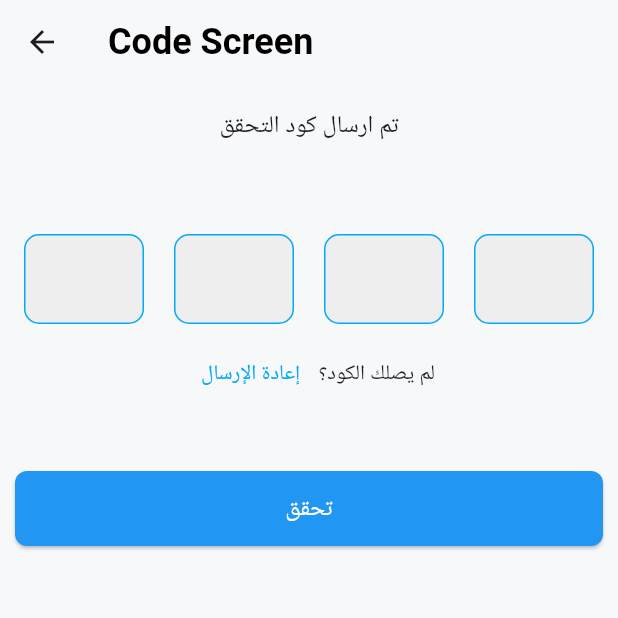
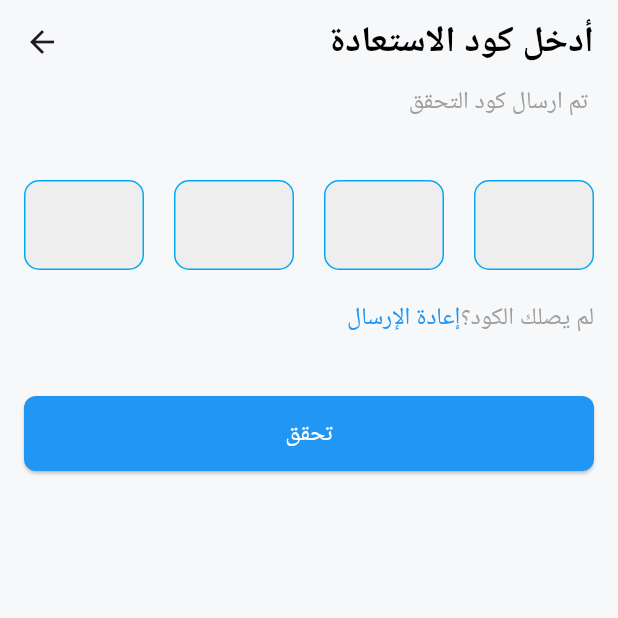
Before and after one commit to Makaruos-Emad/Login-System-UI, a Flutter app: the CodeScreen screen opened directly, on a phone screen of 412 x 824 dp, the top half of it. Run offline on Flutter 3.47's test engine with Material 3 defaults, Android fonts, the light colour scheme and no system bars; drawn by our look-alikes of pinput; our stand-ins replace google_fonts.

Commit message:
refactor code screen

```diff
--- a/lib/screens/code_screen.dart
+++ b/lib/screens/code_screen.dart
@@ -1,6 +1,8 @@
 import 'package:flutter/material.dart';
+import 'package:login_system/core/theme/app_text_style.dart';
 import 'package:login_system/core/widgets/custom_button.dart';
 import 'package:login_system/core/widgets/pin_put.dart';
+import 'package:login_system/screens/new_password_screen.dart';
 
 class BodyEnterCodeScreen extends StatefulWidget {
   const BodyEnterCodeScreen({super.key});
@@ -20,20 +22,15 @@ class _BodyEnterCodeScreenState extends State<BodyEnterCodeScreen> {
         FocusScope.of(context).unfocus();
       },
       child: Padding(
-        padding: const EdgeInsets.symmetric(horizontal: 10, vertical: 16),
+        padding: const EdgeInsets.symmetric(horizontal: 16),
         child: Form(
           key: fromKey,
           child: Column(
+            crossAxisAlignment: CrossAxisAlignment.end,
             textDirection: TextDirection.ltr,
             children: [
-              Center(
-                child: Text(
-                  "تم ارسال كود التحقق ",
-                  style: TextStyle(fontSize: 16),
-                  textAlign: TextAlign.center,
-                ),
-              ),
-              SizedBox(height: 60),
+              Text("تم ارسال كود التحقق ", style: AppTextStyle.regular16Grey),
+              SizedBox(height: 40),
               Directionality(
                 textDirection: TextDirection.ltr,
                 child: CustomPinPut(
@@ -42,25 +39,33 @@ class _BodyEnterCodeScreenState extends State<BodyEnterCodeScreen> {
                   },
                 ),
               ),
-              SizedBox(height: 10),
-
+              SizedBox(height: 20),
               Row(
-                mainAxisAlignment: MainAxisAlignment.center,
+                mainAxisAlignment: MainAxisAlignment.end,
                 children: [
-                  TextButton(
-                    onPressed: () {},
+                  GestureDetector(
+                    onTap: () {},
                     child: Text(
                       "إعادة الإرسال",
-                      style: TextStyle(color: Colors.lightBlue),
+                      style: AppTextStyle.regular16Blue,
                     ),
                   ),
-                  Text("لم يصلك الكود؟"),
+                  Text("لم يصلك الكود؟", style: AppTextStyle.regular16Grey),
                 ],
               ),
-
               SizedBox(height: 40),
-
-              CustomButton(text: "تحقق", onPressed: () {}),
+              CustomButton(
+                text: "تحقق",
+                onPressed: () {
+                  Navigator.pushAndRemoveUntil(
+                    context,
+                    MaterialPageRoute(
+                      builder: (context) => const NewPasswordScreen(),
+                    ),
+                    (route) => false,
+                  );
+                },
+              ),
             ],
           ),
         ),
--- a/lib/screens/code_screen1.dart
+++ b/lib/screens/code_screen1.dart
@@ -7,7 +7,12 @@ class CodeScreen extends StatelessWidget {
   @override
   Widget build(BuildContext context) {
     return Scaffold(
-      appBar: AppBar(title: const Text("Code Screen"),),
+      appBar: AppBar(
+        title: Row(
+          mainAxisAlignment: MainAxisAlignment.end,
+          children: [const Text("أدخل كود الاستعادة")],
+        ),
+      ),
       body: BodyEnterCodeScreen(),
     );
   }
```
